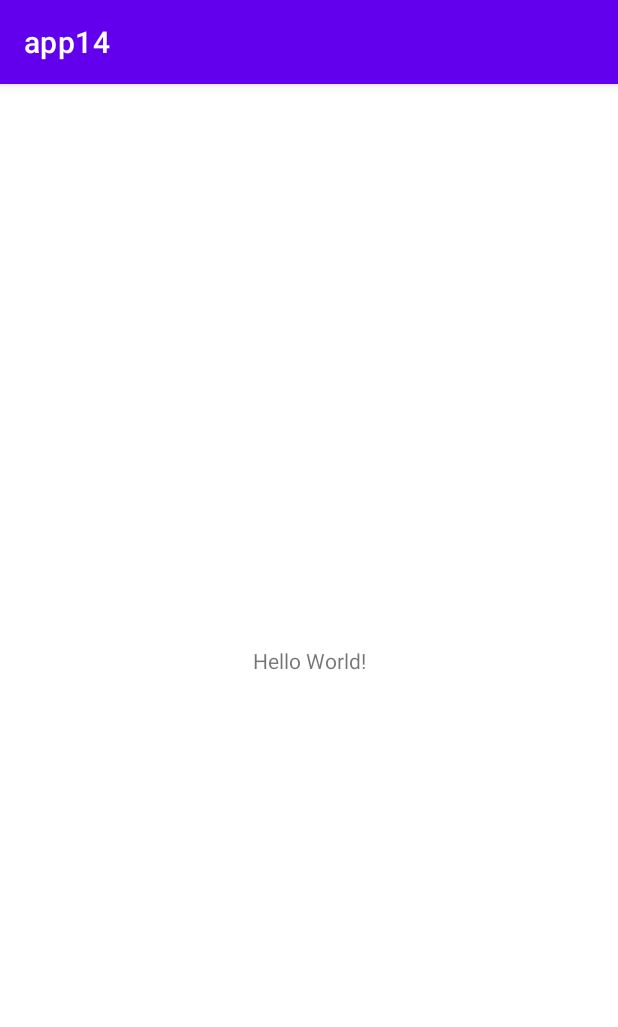
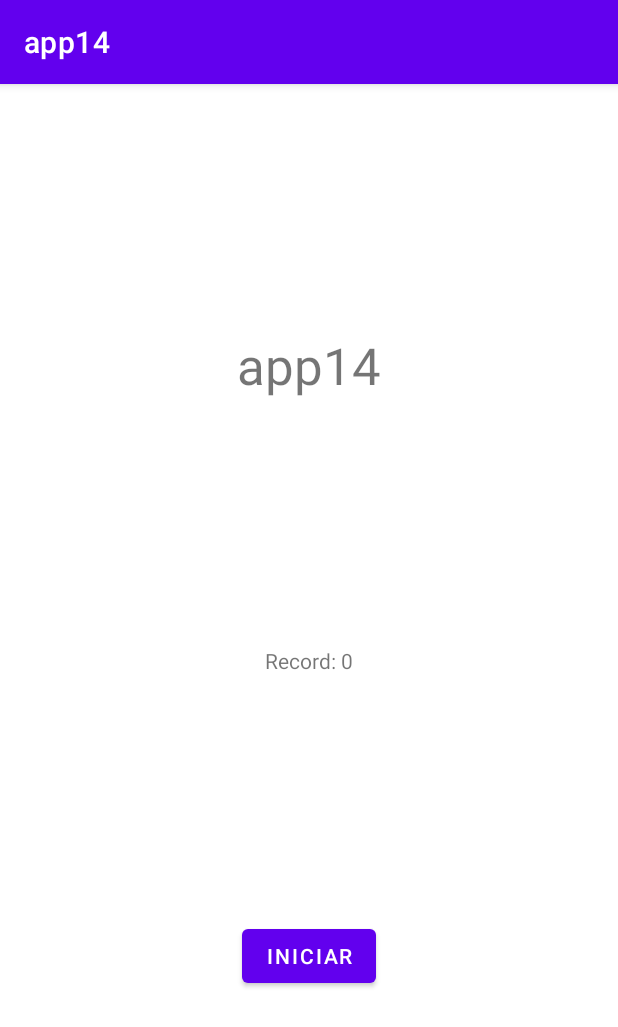
Before and after one commit to diegodila/android, an Android app: the screen it shows after launch (MainActivity), on a phone screen of 412 x 824 dp. Shown: the top 1027 px of the screen. Run offline under Robolectric (Android 15) with nearby library versions, the phone set to English and light mode, and no system bars.

Commit message:
adding app14 in semester 2

```diff
--- a/app14/app/build.gradle
+++ b/app14/app/build.gradle
@@ -29,6 +29,9 @@ android {
     kotlinOptions {
         jvmTarget = '1.8'
     }
+    buildFeatures {
+        viewBinding = true
+    }
 }
 
 dependencies {
--- a/app14/app/src/main/AndroidManifest.xml
+++ b/app14/app/src/main/AndroidManifest.xml
@@ -10,6 +10,9 @@
         android:supportsRtl="true"
         android:theme="@style/Theme.App14">
         <activity
+            android:name=".GameActivity"
+            android:exported="true" />
+        <activity
             android:name=".MainActivity"
             android:exported="true">
             <intent-filter>
--- a/app14/app/src/main/java/br/com/fiap/app14/MainActivity.kt
+++ b/app14/app/src/main/java/br/com/fiap/app14/MainActivity.kt
@@ -1,11 +1,31 @@
 package br.com.fiap.app14
 
+import android.content.Context
+import android.content.Intent
 import androidx.appcompat.app.AppCompatActivity
 import android.os.Bundle
+import br.com.fiap.app14.databinding.ActivityMainBinding
 
 class MainActivity : AppCompatActivity() {
+
+    lateinit var binding:ActivityMainBinding
     override fun onCreate(savedInstanceState: Bundle?) {
         super.onCreate(savedInstanceState)
-        setContentView(R.layout.activity_main)
+        binding = ActivityMainBinding.inflate(layoutInflater)
+        setContentView(binding.root)
+
+        binding.btStartGame.setOnClickListener {
+            //construindo uma intenção de ir para uma tela
+            val intent = Intent(this@MainActivity, GameActivity::class.java)
+            startActivity(intent)
+        }
     }
+
+    override fun onResume() {
+        super.onResume()
+        val sharedPref = getSharedPreferences("tapGame", Context.MODE_PRIVATE)
+        val score = sharedPref.getInt("score", 0)
+        binding.tvRecord.text = "Record: $score"
+    }
+
 }
--- a/app14/app/src/main/res/layout/activity_main.xml
+++ b/app14/app/src/main/res/layout/activity_main.xml
@@ -7,6 +7,7 @@
     tools:context=".MainActivity">
 
     <TextView
+        android:id="@+id/tvRecord"
         android:layout_width="wrap_content"
         android:layout_height="wrap_content"
         android:text="Hello World!"
@@ -15,4 +16,26 @@
         app:layout_constraintRight_toRightOf="parent"
         app:layout_constraintTop_toTopOf="parent" />
 
+    <TextView
+        android:id="@+id/textView"
+        android:layout_width="wrap_content"
+        android:layout_height="wrap_content"
+        android:text="@string/app_name"
+        android:textSize="34sp"
+        app:layout_constraintBottom_toTopOf="@+id/tvRecord"
+        app:layout_constraintEnd_toEndOf="parent"
+        app:layout_constraintStart_toStartOf="parent"
+        app:layout_constraintTop_toTopOf="parent"
+        tools:text="@string/app_name" />
+
+    <Button
+        android:id="@+id/btStartGame"
+        android:layout_width="wrap_content"
+        android:layout_height="wrap_content"
+        android:text="@string/button_start"
+        app:layout_constraintBottom_toBottomOf="parent"
+        app:layout_constraintEnd_toEndOf="parent"
+        app:layout_constraintStart_toStartOf="parent"
+        app:layout_constraintTop_toBottomOf="@+id/tvRecord" />
+
 </androidx.constraintlayout.widget.ConstraintLayout>
--- a/app14/app/src/main/res/values/strings.xml
+++ b/app14/app/src/main/res/values/strings.xml
@@ -1,3 +1,4 @@
 <resources>
     <string name="app_name">app14</string>
+    <string name="button_start">INICIAR</string>
 </resources>
```
Also changed, not shown: app14/app/src/main/java/br/com/fiap/app14/GameActivity.kt (added, +61 -0 lines), app14/app/src/main/res/layout/activity_game.xml (added, +21 -0 lines).
